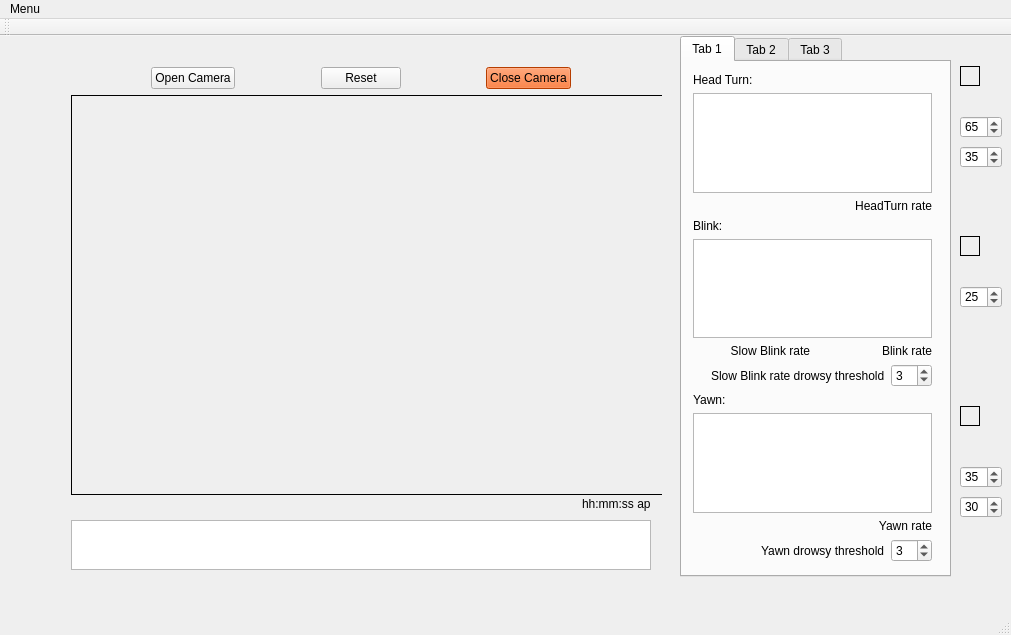
Above: mainwindow.ui from image-amazing/DriverMonitor before the change. Below: the same form after it.
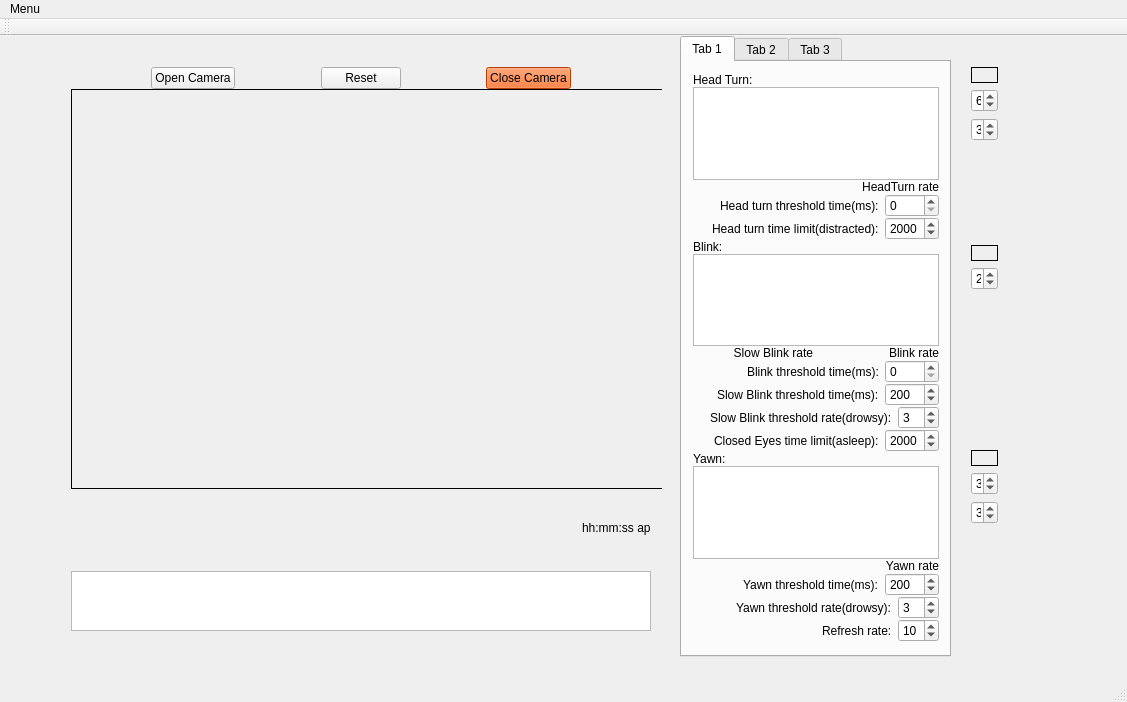
That is the form after the change. Custom widgets are drawn as their Qt base class.

```diff
--- a/mainwindow.ui
+++ b/mainwindow.ui
@@ -6,8 +6,8 @@
    <rect>
     <x>0</x>
     <y>0</y>
-    <width>1011</width>
-    <height>635</height>
+    <width>1127</width>
+    <height>702</height>
    </rect>
   </property>
   <property name="windowTitle">
@@ -20,7 +20,7 @@
       <x>680</x>
       <y>0</y>
       <width>271</width>
-      <height>541</height>
+      <height>621</height>
      </rect>
     </property>
     <property name="currentIndex">
@@ -35,11 +35,17 @@
        <rect>
         <x>0</x>
         <y>0</y>
-        <width>261</width>
-        <height>511</height>
+        <width>268</width>
+        <height>591</height>
        </rect>
       </property>
       <layout class="QVBoxLayout" name="verticalLayout">
+       <property name="spacing">
+        <number>0</number>
+       </property>
+       <property name="sizeConstraint">
+        <enum>QLayout::SetDefaultConstraint</enum>
+       </property>
        <item>
         <widget class="QLabel" name="HeadTurn_label">
          <property name="text">
@@ -60,6 +66,74 @@
          </property>
         </widget>
        </item>
+       <item>
+        <layout class="QHBoxLayout" name="horizontalLayout_9">
+         <item>
+          <spacer name="horizontalSpacer_9">
+           <property name="orientation">
+            <enum>Qt::Horizontal</enum>
+           </property>
+           <property name="sizeHint" stdset="0">
+            <size>
+             <width>40</width>
+             <height>20</height>
+            </size>
+           </property>
+          </spacer>
+         </item>
+         <item>
+          <widget class="QLabel" name="label_7">
+           <property name="text">
+            <string>Head turn threshold time(ms):</string>
+           </property>
+          </widget>
+         </item>
+         <item>
+          <widget class="QSpinBox" name="HeadTurn_thresholdTime_spinBox">
+           <property name="maximum">
+            <number>5000</number>
+           </property>
+          </widget>
+         </item>
+        </layout>
+       </item>
+       <item>
+        <layout class="QHBoxLayout" name="horizontalLayout_7">
+         <item>
+          <spacer name="horizontalSpacer_10">
+           <property name="orientation">
+            <enum>Qt::Horizontal</enum>
+           </property>
+           <property name="sizeHint" stdset="0">
+            <size>
+             <width>40</width>
+             <height>20</height>
+            </size>
+           </property>
+          </spacer>
+         </item>
+         <item>
+          <widget class="QLabel" name="label_8">
+           <property name="text">
+            <string>Head turn time limit(distracted):</string>
+           </property>
+          </widget>
+         </item>
+         <item>
+          <widget class="QSpinBox" name="HeadTurn_timeLimit_spinBox">
+           <property name="maximum">
+            <number>9999</number>
+           </property>
+           <property name="singleStep">
+            <number>100</number>
+           </property>
+           <property name="value">
+            <number>2000</number>
+           </property>
+          </widget>
+         </item>
+        </layout>
+       </item>
        <item>
         <widget class="QLabel" name="Blink_label">
          <property name="text">
@@ -94,6 +168,71 @@
          </item>
         </layout>
        </item>
+       <item>
+        <layout class="QHBoxLayout" name="horizontalLayout_10">
+         <item>
+          <spacer name="horizontalSpacer_11">
+           <property name="orientation">
+            <enum>Qt::Horizontal</enum>
+           </property>
+           <property name="sizeHint" stdset="0">
+            <size>
+             <width>40</width>
+             <height>20</height>
+            </size>
+           </property>
+          </spacer>
+         </item>
+         <item>
+          <widget class="QLabel" name="label_9">
+           <property name="text">
+            <string>Blink threshold time(ms):</string>
+           </property>
+          </widget>
+         </item>
+         <item>
+          <widget class="QSpinBox" name="Blink_thresholdTime_spinBox">
+           <property name="maximum">
+            <number>5000</number>
+           </property>
+          </widget>
+         </item>
+        </layout>
+       </item>
+       <item>
+        <layout class="QHBoxLayout" name="horizontalLayout_11">
+         <item>
+          <spacer name="horizontalSpacer_12">
+           <property name="orientation">
+            <enum>Qt::Horizontal</enum>
+           </property>
+           <property name="sizeHint" stdset="0">
+            <size>
+             <width>40</width>
+             <height>20</height>
+            </size>
+           </property>
+          </spacer>
+         </item>
+         <item>
+          <widget class="QLabel" name="label_10">
+           <property name="text">
+            <string>Slow Blink threshold time(ms):</string>
+           </property>
+          </widget>
+         </item>
+         <item>
+          <widget class="QSpinBox" name="SlowBlink_thresholdTime_spinBox">
+           <property name="maximum">
+            <number>5000</number>
+           </property>
+           <property name="value">
+            <number>200</number>
+           </property>
+          </widget>
+         </item>
+        </layout>
+       </item>
        <item>
         <layout class="QHBoxLayout" name="horizontalLayout_4">
          <item>
@@ -112,7 +251,7 @@
          <item>
           <widget class="QLabel" name="SlowBlink_drowsy_threshold">
            <property name="text">
-            <string>Slow Blink rate drowsy threshold</string>
+            <string>Slow Blink threshold rate(drowsy):</string>
            </property>
           </widget>
          </item>
@@ -131,6 +270,43 @@
          </item>
         </layout>
        </item>
+       <item>
+        <layout class="QHBoxLayout" name="horizontalLayout_8">
+         <item>
+          <spacer name="horizontalSpacer_14">
+           <property name="orientation">
+            <enum>Qt::Horizontal</enum>
+           </property>
+           <property name="sizeHint" stdset="0">
+            <size>
+             <width>40</width>
+             <height>20</height>
+            </size>
+           </property>
+          </spacer>
+         </item>
+         <item>
+          <widget class="QLabel" name="label_12">
+           <property name="text">
+            <string>Closed Eyes time limit(asleep):</string>
+           </property>
+          </widget>
+         </item>
+         <item>
+          <widget class="QSpinBox" name="ClosedEyes_timeLimit_spinBox">
+           <property name="maximum">
+            <number>9999</number>
+           </property>
+           <property name="singleStep">
+            <number>100</number>
+           </property>
+           <property name="value">
+            <number>2000</number>
+           </property>
+          </widget>
+         </item>
+        </layout>
+       </item>
        <item>
         <widget class="QLabel" name="Yawn_label">
          <property name="text">
@@ -151,6 +327,40 @@
          </property>
         </widget>
        </item>
+       <item>
+        <layout class="QHBoxLayout" name="horizontalLayout_12">
+         <item>
+          <spacer name="horizontalSpacer_13">
+           <property name="orientation">
+            <enum>Qt::Horizontal</enum>
+           </property>
+           <property name="sizeHint" stdset="0">
+            <size>
+             <width>40</width>
+             <height>20</height>
+            </size>
+           </property>
+          </spacer>
+         </item>
+         <item>
+          <widget class="QLabel" name="label_11">
+           <property name="text">
+            <string>Yawn threshold time(ms):</string>
+           </property>
+          </widget>
+         </item>
+         <item>
+          <widget class="QSpinBox" name="Yawn_thresholdTime_spinBox">
+           <property name="maximum">
+            <number>5000</number>
+           </property>
+           <property name="value">
+            <number>200</number>
+           </property>
+          </widget>
+         </item>
+        </layout>
+       </item>
        <item>
         <layout class="QHBoxLayout" name="horizontalLayout_6">
          <item>
@@ -169,7 +379,7 @@
          <item>
           <widget class="QLabel" name="label_5">
            <property name="text">
-            <string>Yawn drowsy threshold</string>
+            <string>Yawn threshold rate(drowsy):</string>
            </property>
           </widget>
          </item>
@@ -188,6 +398,43 @@
          </item>
         </layout>
        </item>
+       <item>
+        <layout class="QHBoxLayout" name="horizontalLayout_5">
+         <item>
+          <spacer name="horizontalSpacer_8">
+           <property name="orientation">
+            <enum>Qt::Horizontal</enum>
+           </property>
+           <property name="sizeHint" stdset="0">
+            <size>
+             <width>40</width>
+             <height>20</height>
+            </size>
+           </property>
+          </spacer>
+         </item>
+         <item>
+          <widget class="QLabel" name="label_6">
+           <property name="text">
+            <string>Refresh rate:</string>
+           </property>
+          </widget>
+         </item>
+         <item>
+          <widget class="QSpinBox" name="RefreshRate_spinBox">
+           <property name="minimum">
+            <number>1</number>
+           </property>
+           <property name="maximum">
+            <number>60</number>
+           </property>
+           <property name="value">
+            <number>10</number>
+           </property>
+          </widget>
+         </item>
+        </layout>
+       </item>
       </layout>
      </widget>
     </widget>
@@ -333,10 +580,13 @@
       <x>60</x>
       <y>20</y>
       <width>602</width>
-      <height>525</height>
+      <height>581</height>
      </rect>
     </property>
     <layout class="QVBoxLayout" name="verticalLayout_4">
+     <property name="spacing">
+      <number>0</number>
+     </property>
      <property name="sizeConstraint">
       <enum>QLayout::SetDefaultConstraint</enum>
      </property>
@@ -445,6 +695,9 @@
      </item>
      <item>
       <layout class="QHBoxLayout" name="horizontalLayout">
+       <property name="spacing">
+        <number>5</number>
+       </property>
        <item>
         <spacer name="horizontalSpacer">
          <property name="orientation">
@@ -469,6 +722,18 @@
      </item>
      <item>
       <widget class="QTextBrowser" name="textBrowser">
+       <property name="sizePolicy">
+        <sizepolicy hsizetype="Expanding" vsizetype="MinimumExpanding">
+         <horstretch>0</horstretch>
+         <verstretch>0</verstretch>
+        </sizepolicy>
+       </property>
+       <property name="minimumSize">
+        <size>
+         <width>0</width>
+         <height>60</height>
+        </size>
+       </property>
        <property name="maximumSize">
         <size>
          <width>16777215</width>
@@ -479,133 +744,145 @@
      </item>
     </layout>
    </widget>
-   <widget class="QLabel" name="HeadTurn_trigger_indicator">
+   <widget class="QWidget" name="verticalLayoutWidget">
     <property name="geometry">
      <rect>
       <x>960</x>
-      <y>30</y>
-      <width>20</width>
-      <height>20</height>
+      <y>20</y>
+      <width>49</width>
+      <height>591</height>
      </rect>
     </property>
-    <property name="frameShape">
-     <enum>QFrame::Box</enum>
-    </property>
-    <property name="text">
-     <string/>
-    </property>
-   </widget>
-   <widget class="QLabel" name="Blink_trigger_indicator">
-    <property name="geometry">
-     <rect>
-      <x>960</x>
-      <y>200</y>
-      <width>20</width>
-      <height>20</height>
-     </rect>
-    </property>
-    <property name="frameShape">
-     <enum>QFrame::Box</enum>
-    </property>
-    <property name="text">
-     <string/>
-    </property>
-   </widget>
-   <widget class="QLabel" name="Yawn_trigger_indicator">
-    <property name="geometry">
-     <rect>
-      <x>960</x>
-      <y>370</y>
-      <width>20</width>
-      <height>20</height>
-     </rect>
-    </property>
-    <property name="frameShape">
-     <enum>QFrame::Box</enum>
-    </property>
-    <property name="text">
-     <string/>
-    </property>
-   </widget>
-   <widget class="QSpinBox" name="Blink_spinBox">
-    <property name="geometry">
-     <rect>
-      <x>960</x>
-      <y>250</y>
-      <width>42</width>
-      <height>22</height>
-     </rect>
-    </property>
-    <property name="maximum">
-     <number>100</number>
-    </property>
-    <property name="value">
-     <number>25</number>
-    </property>
-   </widget>
-   <widget class="QSpinBox" name="HeadTurnRight_spinBox">
-    <property name="geometry">
-     <rect>
-      <x>960</x>
-      <y>110</y>
-      <width>42</width>
-      <height>22</height>
-     </rect>
-    </property>
-    <property name="maximum">
-     <number>100</number>
-    </property>
-    <property name="value">
-     <number>35</number>
-    </property>
-   </widget>
-   <widget class="QSpinBox" name="HeadTurnLeft_spinBox">
-    <property name="geometry">
-     <rect>
-      <x>960</x>
-      <y>80</y>
-      <width>42</width>
-      <height>22</height>
-     </rect>
-    </property>
-    <property name="maximum">
-     <number>100</number>
-    </property>
-    <property name="value">
-     <number>65</number>
-    </property>
-   </widget>
-   <widget class="QSpinBox" name="YawnMouth_spinBox">
-    <property name="geometry">
-     <rect>
-      <x>960</x>
-      <y>460</y>
-      <width>42</width>
-      <height>22</height>
-     </rect>
-    </property>
-    <property name="maximum">
-     <number>100</number>
-    </property>
-    <property name="value">
-     <number>30</number>
-    </property>
-   </widget>
-   <widget class="QSpinBox" name="YawnEyes_spinBox">
-    <property name="geometry">
-     <rect>
-      <x>960</x>
-      <y>430</y>
-      <width>42</width>
-      <height>22</height>
-     </rect>
-    </property>
-    <property name="maximum">
-     <number>100</number>
-    </property>
-    <property name="value">
-     <number>35</number>
-    </property>
+    <layout class="QVBoxLayout" name="verticalLayout_5">
+     <item>
+      <widget class="QLabel" name="HeadTurn_trigger_indicator">
+       <property name="frameShape">
+        <enum>QFrame::Box</enum>
+       </property>
+       <property name="text">
+        <string/>
+       </property>
+      </widget>
+     </item>
+     <item>
+      <widget class="QSpinBox" name="HeadTurnLeft_spinBox">
+       <property name="maximum">
+        <number>100</number>
+       </property>
+       <property name="value">
+        <number>65</number>
+       </property>
+      </widget>
+     </item>
+     <item>
+      <widget class="QSpinBox" name="HeadTurnRight_spinBox">
+       <property name="maximum">
+        <number>100</number>
+       </property>
+       <property name="value">
+        <number>35</number>
+       </property>
+      </widget>
+     </item>
+     <item>
+      <spacer name="verticalSpacer_4">
+       <property name="orientation">
+        <enum>Qt::Vertical</enum>
+       </property>
+       <property name="sizeType">
+        <enum>QSizePolicy::Preferred</enum>
+       </property>
+       <property name="sizeHint" stdset="0">
+        <size>
+         <width>20</width>
+         <height>111</height>
+        </size>
+       </property>
+      </spacer>
+     </item>
+     <item>
+      <widget class="QLabel" name="Blink_trigger_indicator">
+       <property name="frameShape">
+        <enum>QFrame::Box</enum>
+       </property>
+       <property name="text">
+        <string/>
+       </property>
+      </widget>
+     </item>
+     <item>
+      <widget class="QSpinBox" name="Blink_spinBox">
+       <property name="maximum">
+        <number>100</number>
+       </property>
+       <property name="value">
+        <number>25</number>
+       </property>
+      </widget>
+     </item>
+     <item>
+      <spacer name="verticalSpacer_3">
+       <property name="orientation">
+        <enum>Qt::Vertical</enum>
+       </property>
+       <property name="sizeType">
+        <enum>QSizePolicy::Preferred</enum>
+       </property>
+       <property name="sizeHint" stdset="0">
+        <size>
+         <width>20</width>
+         <height>167</height>
+        </size>
+       </property>
+      </spacer>
+     </item>
+     <item>
+      <widget class="QLabel" name="Yawn_trigger_indicator">
+       <property name="frameShape">
+        <enum>QFrame::Box</enum>
+       </property>
+       <property name="text">
+        <string/>
+       </property>
+      </widget>
+     </item>
+     <item>
+      <widget class="QSpinBox" name="YawnEyes_spinBox">
+       <property name="maximum">
+        <number>100</number>
+       </property>
+       <property name="value">
+        <number>35</number>
+       </property>
+      </widget>
+     </item>
+     <item>
+      <widget class="QSpinBox" name="YawnMouth_spinBox">
+       <property name="maximum">
+        <number>100</number>
+       </property>
+       <property name="value">
+        <number>30</number>
+       </property>
+      </widget>
+     </item>
+     <item>
+      <spacer name="verticalSpacer_2">
+       <property name="orientation">
+        <enum>Qt::Vertical</enum>
+       </property>
+       <property name="sizeType">
+        <enum>QSizePolicy::Preferred</enum>
+       </property>
+       <property name="sizeHint" stdset="0">
+        <size>
+         <width>20</width>
+         <height>125</height>
+        </size>
+       </property>
+      </spacer>
+     </item>
+    </layout>
    </widget>
   </widget>
   <widget class="QMenuBar" name="menuBar">
@@ -613,7 +890,7 @@
     <rect>
      <x>0</x>
      <y>0</y>
-     <width>1011</width>
+     <width>1127</width>
      <height>26</height>
     </rect>
    </property>
```
Left out of the diff: 2 changed lines with no effect on the pictures.
